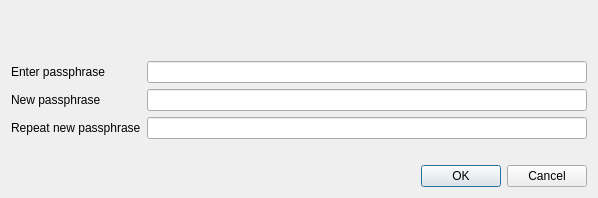
FromHDDtoSSD/SorachanCoin-qt, file src/qt/forms/askpassphrasedialog.ui: the form before one commit.
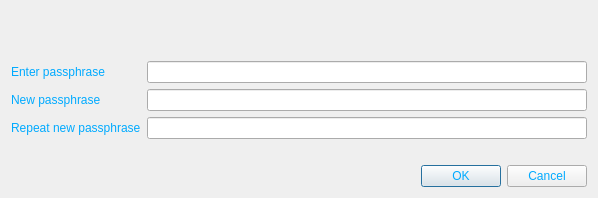
The form after the commit. Icons and pictures are not drawn.

Patch:
```diff
--- a/src/qt/forms/askpassphrasedialog.ui
+++ b/src/qt/forms/askpassphrasedialog.ui
@@ -25,6 +25,10 @@
   <property name="windowTitle">
    <string>Passphrase Dialog</string>
   </property>
+  <property name="styleSheet">
+   <string notr="true">background-image: url(:/images/bkg2);
+color: rgb(0, 170, 255);</string>
+  </property>
   <layout class="QVBoxLayout" name="verticalLayout">
    <item>
     <widget class="QLabel" name="warningLabel">
```
